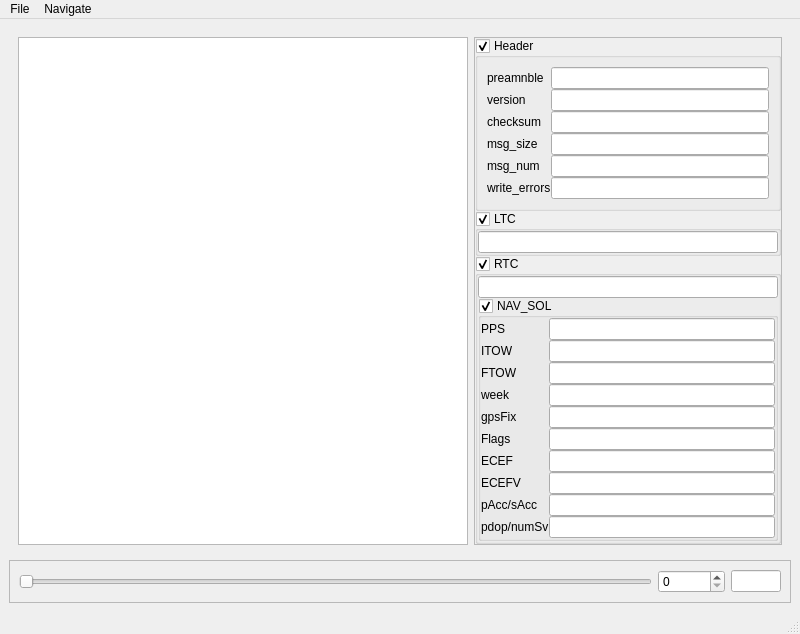
Before: the Qt Designer form scripts/kbb_viewer.ui in naniBox/kuroBox, drawn with Qt 5.
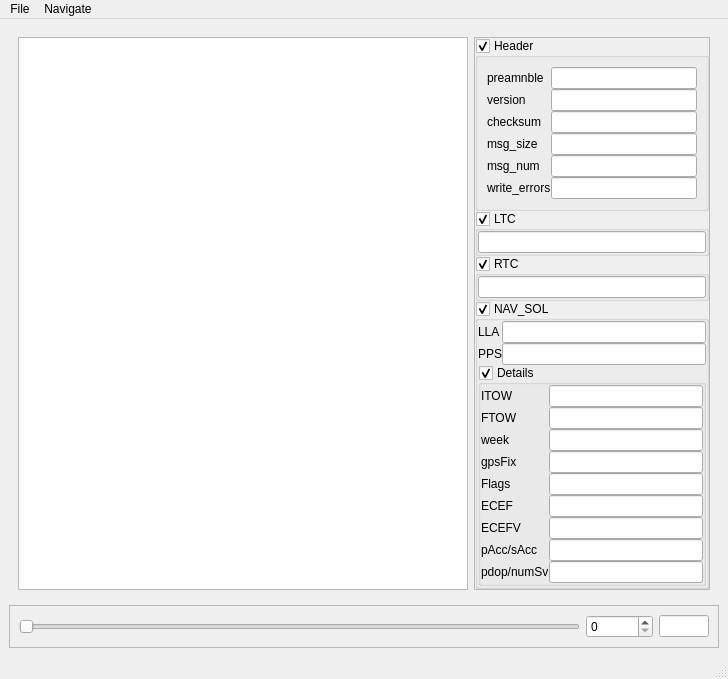
After: the same form once the commit is applied.

```diff
--- a/scripts/kbb_viewer.ui
+++ b/scripts/kbb_viewer.ui
@@ -6,7 +6,7 @@
    <rect>
     <x>0</x>
     <y>0</y>
-    <width>800</width>
+    <width>728</width>
     <height>600</height>
    </rect>
   </property>
@@ -192,10 +192,66 @@
              <item>
               <widget class="QLineEdit" name="rtc_rtc"/>
              </item>
+            </layout>
+           </widget>
+          </item>
+          <item>
+           <widget class="QGroupBox" name="nav_sol_gb">
+            <property name="title">
+             <string>NAV_SOL</string>
+            </property>
+            <property name="flat">
+             <bool>true</bool>
+            </property>
+            <property name="checkable">
+             <bool>true</bool>
+            </property>
+            <layout class="QVBoxLayout" name="verticalLayout_6">
+             <property name="spacing">
+              <number>0</number>
+             </property>
+             <property name="margin">
+              <number>0</number>
+             </property>
              <item>
-              <widget class="QGroupBox" name="groupBox_4">
+              <widget class="QWidget" name="widget_4" native="true">
+               <layout class="QFormLayout" name="formLayout_3">
+                <property name="horizontalSpacing">
+                 <number>0</number>
+                </property>
+                <property name="verticalSpacing">
+                 <number>0</number>
+                </property>
+                <property name="margin">
+                 <number>0</number>
+                </property>
+                <item row="0" column="0">
+                 <widget class="QLabel" name="label_17">
+                  <property name="text">
+                   <string>LLA</string>
+                  </property>
+                 </widget>
+                </item>
+                <item row="0" column="1">
+                 <widget class="QLineEdit" name="nav_sol_lla"/>
+                </item>
+                <item row="1" column="0">
+                 <widget class="QLabel" name="label_16">
+                  <property name="text">
+                   <string>PPS</string>
+                  </property>
+                 </widget>
+                </item>
+                <item row="1" column="1">
+                 <widget class="QLineEdit" name="nav_sol_pps"/>
+                </item>
+               </layout>
+              </widget>
+             </item>
+             <item>
+              <widget class="QGroupBox" name="nav_sol_details_gb">
                <property name="title">
-                <string>NAV_SOL</string>
+                <string>Details</string>
                </property>
                <property name="flat">
                 <bool>true</bool>
@@ -203,7 +259,10 @@
                <property name="checkable">
                 <bool>true</bool>
                </property>
-               <layout class="QVBoxLayout" name="verticalLayout_6">
+               <property name="checked">
+                <bool>true</bool>
+               </property>
+               <layout class="QVBoxLayout" name="verticalLayout_7">
                 <property name="spacing">
                  <number>0</number>
                 </property>
@@ -312,16 +371,6 @@
                    <item row="9" column="1">
                     <widget class="QLineEdit" name="nav_sol_pdop_numsv"/>
                    </item>
-                   <item row="0" column="1">
-                    <widget class="QLineEdit" name="nav_sol_pps"/>
-                   </item>
-                   <item row="0" column="0">
-                    <widget class="QLabel" name="label_16">
-                     <property name="text">
-                      <string>PPS</string>
-                     </property>
-                    </widget>
-                   </item>
                   </layout>
                  </widget>
                 </item>
@@ -399,7 +448,7 @@
     <rect>
      <x>0</x>
      <y>0</y>
-     <width>800</width>
+     <width>728</width>
      <height>21</height>
     </rect>
    </property>
```
Left out of the diff: 70 changed lines with no effect on the pictures.
